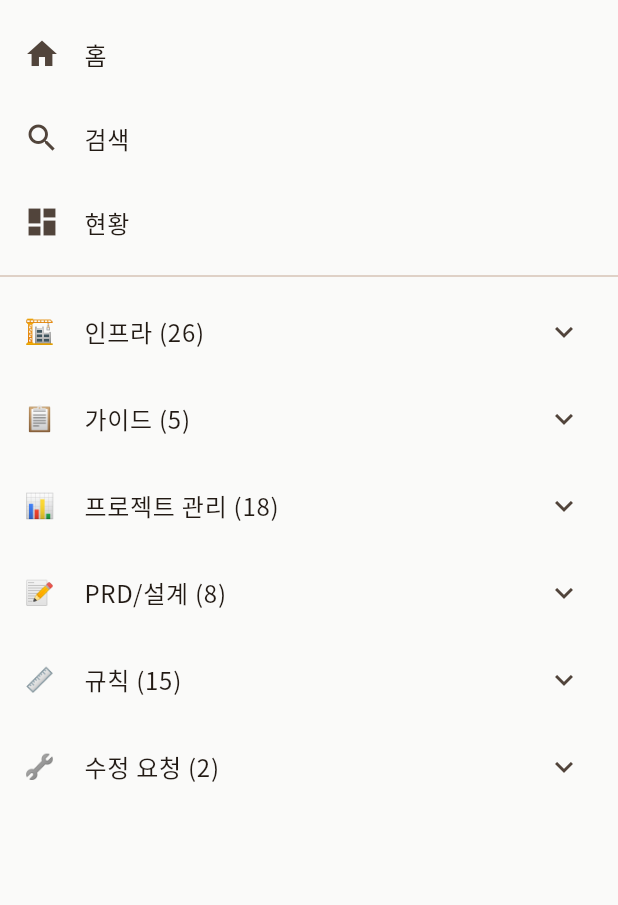
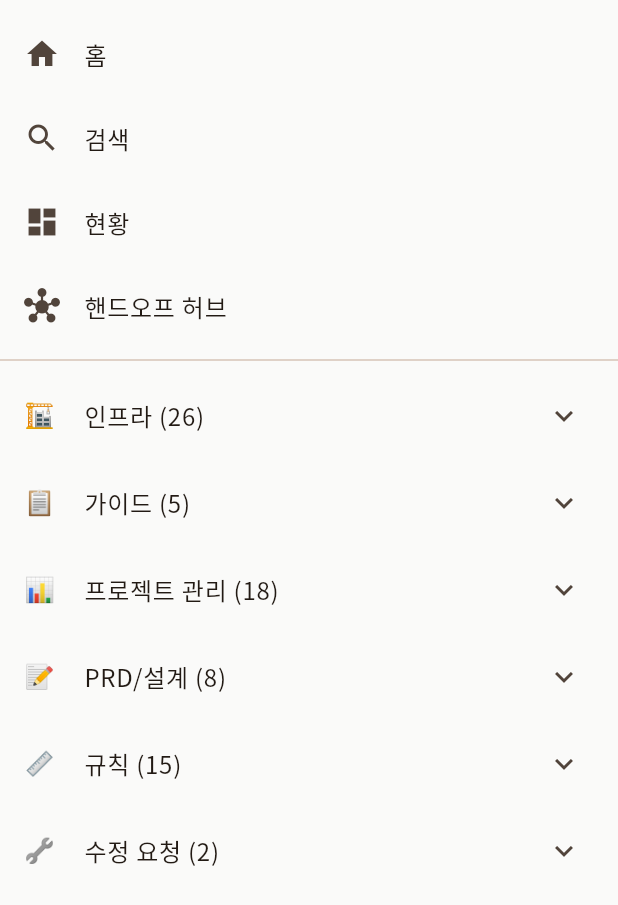
Before and after one commit to team-project-final/synapse-gitops, a Flutter app: the Sidebar widget shown alone on an empty page, opened directly, after a tap on an icon or button, on a phone screen of 412 x 824 dp. Shown: the top 905 px of the screen. Run offline on Flutter 3.47's test engine with Material 3 defaults, Android fonts, the phone set to English and light mode, and no system bars; our stand-ins replace flutter_markdown, go_router, google_fonts; project files that could hold a hidden picture were left out.

Commit message:
feat(portal): /hub 라우트 + AppBar/사이드바 네비 배선

```diff
--- a/site/lib/app.dart
+++ b/site/lib/app.dart
@@ -7,6 +7,7 @@ import 'package:synapse_runbooks/pages/onboarding_page.dart';
 import 'package:synapse_runbooks/pages/doc_page.dart';
 import 'package:synapse_runbooks/pages/search_page.dart';
 import 'package:synapse_runbooks/pages/dashboard_page.dart';
+import 'package:synapse_runbooks/pages/hub_page.dart';
 import 'package:synapse_runbooks/widgets/sidebar.dart';
 
 final _router = GoRouter(
@@ -27,6 +28,10 @@ final _router = GoRouter(
         GoRoute(
           path: '/dashboard',
           builder: (context, state) => const DashboardPage(),
+        ),
+        GoRoute(
+          path: '/hub',
+          builder: (context, state) => const HubPage(),
         ),
         GoRoute(
           path: '/docs/:category/:slug',
@@ -94,6 +99,11 @@ class AppShell extends StatelessWidget {
             icon: const Icon(Icons.dashboard),
             onPressed: () => context.go('/dashboard'),
           ),
+          IconButton(
+            icon: const Icon(Icons.hub),
+            tooltip: '핸드오프 허브',
+            onPressed: () => context.go('/hub'),
+          ),
         ],
       ),
       drawer: isWide ? null : const Drawer(child: Sidebar()),
--- a/site/lib/widgets/sidebar.dart
+++ b/site/lib/widgets/sidebar.dart
@@ -75,6 +75,11 @@ class _SidebarState extends State<Sidebar> {
           title: const Text('현황'),
           onTap: () => context.go('/dashboard'),
         ),
+        ListTile(
+          leading: const Icon(Icons.hub),
+          title: const Text('핸드오프 허브'),
+          onTap: () => context.go('/hub'),
+        ),
         const Divider(),
         for (final cat in DocCategory.values)
           if (grouped.containsKey(cat))
```
